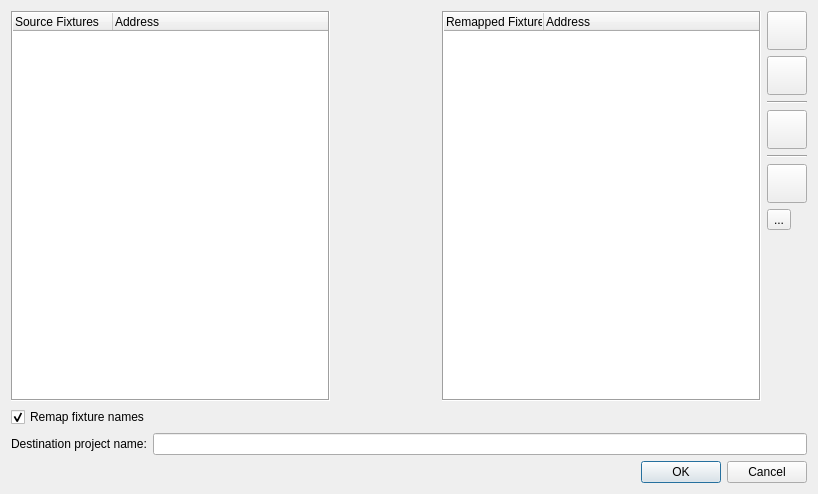
Before: the Qt Designer form ui/src/fixtureremap.ui in mcallegari/qlcplus, drawn with Qt 5.
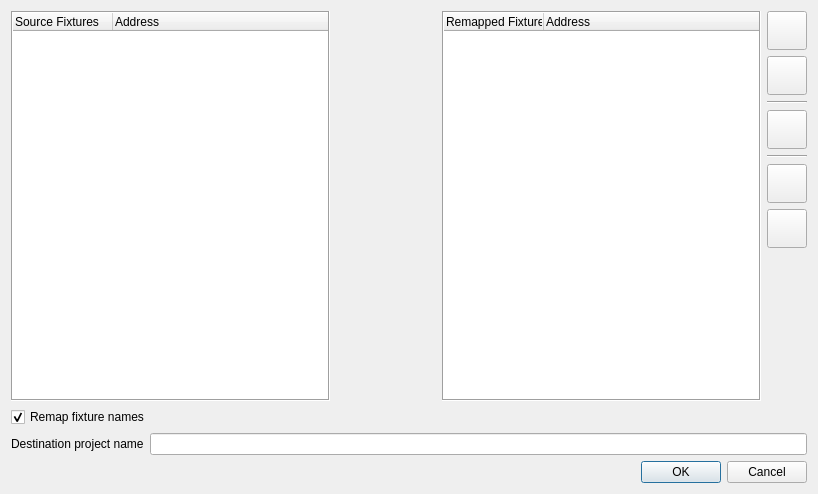
After: the same form once the commit is applied. Icons and pictures are not drawn.

The edit to the form file:
```diff
--- a/ui/src/fixtureremap.ui
+++ b/ui/src/fixtureremap.ui
@@ -109,9 +109,6 @@
          <property name="toolTip">
           <string>Disconnect selections...</string>
          </property>
-         <property name="text">
-          <string>...</string>
-         </property>
          <property name="icon">
           <iconset resource="qlcui.qrc">
            <normaloff>:/fileclose.png</normaloff>:/fileclose.png</iconset>
@@ -265,7 +262,7 @@
      <item>
       <widget class="QLabel" name="label">
        <property name="text">
-        <string>Destination project name:</string>
+        <string>Destination project name</string>
        </property>
       </widget>
      </item>
```
